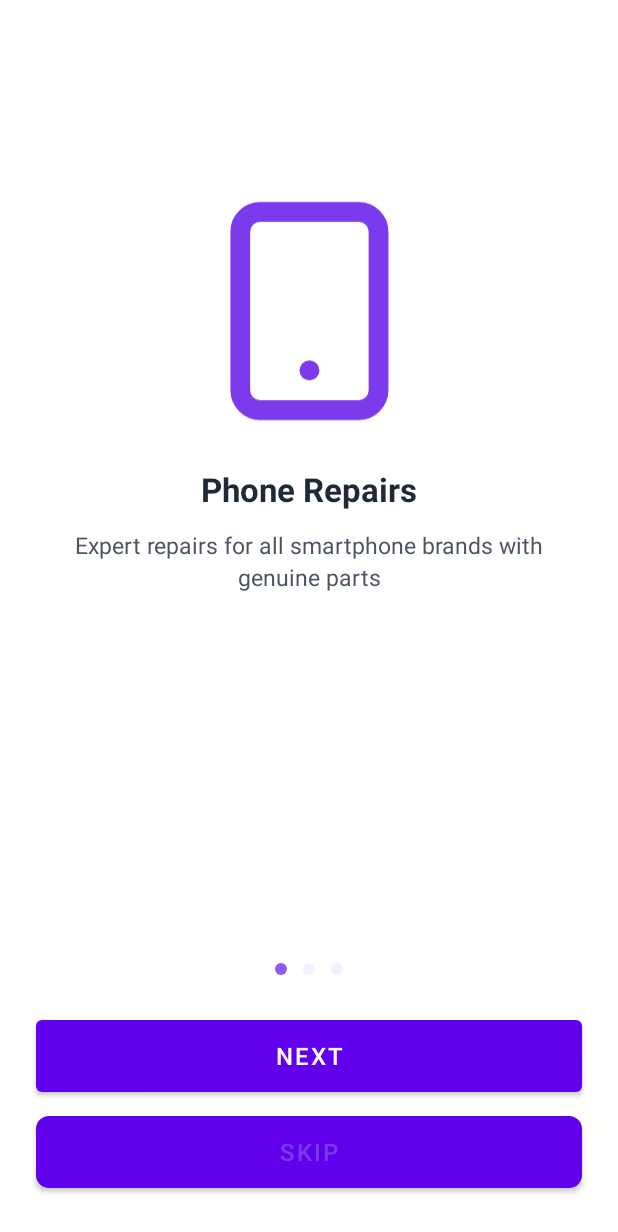
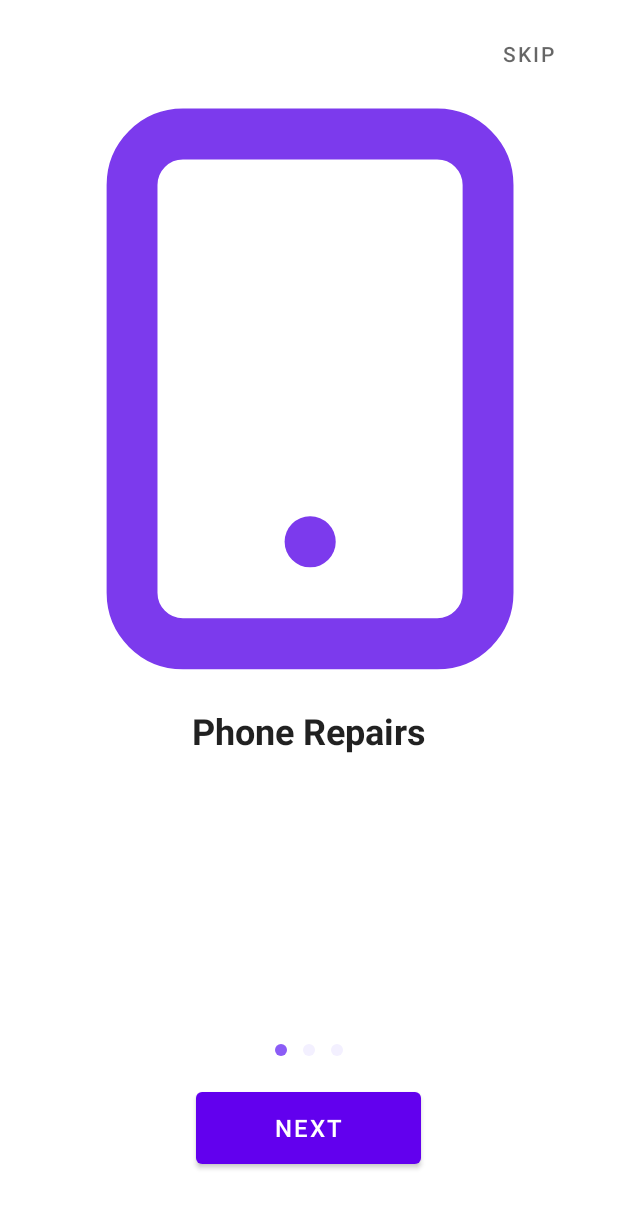
Before and after one commit to Mahathirrr/ElektroniCareBeta1, an Android app: the screen it shows after launch (OnboardingActivity), on a phone screen of 412 x 824 dp. Shown: the top 1232 px of the screen. Run offline under Robolectric (Android 15) with nearby library versions, the phone set to English and light mode, and no system bars; our stand-ins replace Firebase (no records; nobody signed in at launch, a user with empty details on screens opened directly).

Commit message:
Overhaul Onboarding experience with modern UI, animations, and improved skip functionality.
This commit implements a comprehensive redesign of your user onboarding flow:

1.  **UI Redesign (`item_onboarding.xml`, `activity_onboarding1.xml`):**
    - Individual onboarding slides (`item_onboarding.xml`) now feature a large image area (60% screen height, centerCrop) intended for immersive illustrations/photos, with improved text styling.
    - The main onboarding layout (`activity_onboarding1.xml`) now has a subtle 'SKIP' text button in the top-right corner.
    - The 'Next/Get Started' button is now centered with `wrap_content` width for a cleaner look.

2.  **Animations (`DepthPageTransformer.kt`, `fade_in.xml`, `slide_up_fade_in.xml`):**
    - Added a `DepthPageTransformer` to the ViewPager2 for engaging page transitions.
    - Implemented fade-in animations for images and slide-up-fade-in animations for text elements on each onboarding slide, with appropriate staggering and handling for RecyclerView view recycling.

3.  **Logic Updates (`OnboardingActivity.kt`):**
    - Updated `skipButton` type to `TextView` to match layout changes.
    - Confirmed navigation logic for skip/completion and SharedPreferences flag (`isFirstLaunch`) for showing onboarding only once remains correct and functional (verified in `SplashActivity.kt` as well).
    - Placeholder image resources in `onboardingPages` list are retained for you to replace with new visual assets.

```diff
--- /dev/null
+++ b/app/src/main/java/com/example/elektronicarebeta1/DepthPageTransformer.kt
@@ -0,0 +1,38 @@
+package com.example.elektronicarebeta1
+
+import android.view.View
+import androidx.viewpager2.widget.ViewPager2
+import kotlin.math.abs
+
+private const val MIN_SCALE = 0.75f
+
+class DepthPageTransformer : ViewPager2.PageTransformer {
+    override fun transformPage(view: View, position: Float) {
+        view.apply {
+            val pageWidth = width
+            when {
+                position < -1 -> { // [-Infinity,-1)
+                    alpha = 0f
+                }
+                position <= 0 -> { // [-1,0]
+                    alpha = 1f
+                    translationX = 0f
+                    translationZ = 0f
+                    scaleX = 1f
+                    scaleY = 1f
+                }
+                position <= 1 -> { // (0,1]
+                    alpha = 1 - position
+                    translationX = pageWidth * -position
+                    translationZ = -1f
+                    val scaleFactor = (MIN_SCALE + (1 - MIN_SCALE) * (1 - abs(position)))
+                    scaleX = scaleFactor
+                    scaleY = scaleFactor
+                }
+                else -> { // (1,+Infinity]
+                    alpha = 0f
+                }
+            }
+        }
+    }
+}
--- a/app/src/main/java/com/example/elektronicarebeta1/OnboardingActivity.kt
+++ b/app/src/main/java/com/example/elektronicarebeta1/OnboardingActivity.kt
@@ -5,15 +5,17 @@ import android.os.Bundle
 import android.view.View
 import android.widget.Button
 import android.widget.LinearLayout
+import android.widget.TextView // Added
 import android.widget.Toast
 import androidx.appcompat.app.AppCompatActivity
 import androidx.viewpager2.widget.ViewPager2
+import com.example.elektronicarebeta1.DepthPageTransformer
 
 class OnboardingActivity : AppCompatActivity() {
     private lateinit var viewPager: ViewPager2
     private lateinit var indicatorContainer: LinearLayout
     private lateinit var nextButton: Button
-    private lateinit var skipButton: Button
+    private lateinit var skipButton: TextView // Changed to TextView
 
     private val onboardingPages = listOf(
         OnboardingPage(
@@ -46,12 +48,13 @@ class OnboardingActivity : AppCompatActivity() {
         viewPager = findViewById(R.id.viewPager)
         indicatorContainer = findViewById(R.id.indicatorContainer)
         nextButton = findViewById(R.id.nextButton)
-        skipButton = findViewById(R.id.skipButton)
+        skipButton = findViewById<TextView>(R.id.skipButton) // Changed to TextView
     }
 
     private fun setupViewPager() {
         val adapter = OnboardingAdapter(onboardingPages)
         viewPager.adapter = adapter
+        viewPager.setPageTransformer(DepthPageTransformer())
         viewPager.isUserInputEnabled = true
 
         viewPager.registerOnPageChangeCallback(object : ViewPager2.OnPageChangeCallback() {
--- a/app/src/main/java/com/example/elektronicarebeta1/OnboardingAdapter.kt
+++ b/app/src/main/java/com/example/elektronicarebeta1/OnboardingAdapter.kt
@@ -3,6 +3,7 @@ package com.example.elektronicarebeta1
 import android.view.LayoutInflater
 import android.view.View
 import android.view.ViewGroup
+import android.view.animation.AnimationUtils
 import android.widget.ImageView
 import android.widget.TextView
 import androidx.recyclerview.widget.RecyclerView
@@ -32,6 +33,24 @@ class OnboardingAdapter(private val pages: List<OnboardingPage>) :
             imageView.setImageResource(page.imageRes)
             titleView.text = page.title
             descriptionView.text = page.description
+
+            // Clear previous animations (important for RecyclerView re-binding)
+            imageView.clearAnimation()
+            titleView.clearAnimation()
+            descriptionView.clearAnimation()
+
+            // Start animations
+            val context = itemView.context
+            val fadeIn = AnimationUtils.loadAnimation(context, R.anim.fade_in)
+            val slideUpFadeIn = AnimationUtils.loadAnimation(context, R.anim.slide_up_fade_in)
+
+            // Stagger animations
+            fadeIn.startOffset = 200 // Image fades in first
+            slideUpFadeIn.startOffset = 300 // Text slides up a bit later
+
+            imageView.startAnimation(fadeIn)
+            titleView.startAnimation(slideUpFadeIn)
+            descriptionView.startAnimation(slideUpFadeIn) // Both texts can use the same animation instance or separate if different delays needed
         }
     }
 }
--- /dev/null
+++ b/app/src/main/res/anim/fade_in.xml
@@ -0,0 +1,5 @@
+<?xml version="1.0" encoding="utf-8"?>
+<alpha xmlns:android="http://schemas.android.com/apk/res/android"
+    android:duration="500"
+    android:fromAlpha="0.0"
+    android:toAlpha="1.0" />
--- /dev/null
+++ b/app/src/main/res/anim/slide_up_fade_in.xml
@@ -0,0 +1,12 @@
+<?xml version="1.0" encoding="utf-8"?>
+<set xmlns:android="http://schemas.android.com/apk/res/android"
+    android:duration="500">
+    <translate
+        android:fromYDelta="30%p"
+        android:toYDelta="0"
+        android:interpolator="@android:anim/decelerate_interpolator"/>
+    <alpha
+        android:fromAlpha="0.0"
+        android:toAlpha="1.0"
+        android:interpolator="@android:anim/decelerate_interpolator"/>
+</set>
--- a/app/src/main/res/layout/activity_onboarding1.xml
+++ b/app/src/main/res/layout/activity_onboarding1.xml
@@ -4,7 +4,26 @@
     android:layout_width="match_parent"
     android:layout_height="match_parent"
     android:orientation="vertical"
-    android:background="#FFFFFF">
+    android:background="?android:attr/colorBackground">
+
+    <RelativeLayout
+        android:layout_width="match_parent"
+        android:layout_height="wrap_content"
+        android:paddingHorizontal="16dp"
+        android:paddingVertical="12dp">
+
+        <TextView
+            android:id="@+id/skipButton"
+            android:layout_width="wrap_content"
+            android:layout_height="wrap_content"
+            android:layout_alignParentEnd="true"
+            android:layout_centerVertical="true"
+            android:text="SKIP"
+            style="@style/Widget.MaterialComponents.Button.TextButton"
+            android:textColor="?android:attr/textColorSecondary"
+            android:background="?attr/selectableItemBackground"
+            android:padding="8dp"/>
+    </RelativeLayout>
 
     <androidx.viewpager2.widget.ViewPager2
         android:id="@+id/viewPager"
@@ -18,28 +37,19 @@
         android:layout_height="wrap_content"
         android:layout_gravity="center_horizontal"
         android:orientation="horizontal"
-        android:layout_marginBottom="30dp" />
+        android:layout_marginBottom="24dp" />
 
     <Button
         android:id="@+id/nextButton"
-        android:layout_width="match_parent"
+        android:layout_width="wrap_content"
+        android:minWidth="150dp"
         android:layout_height="wrap_content"
+        android:layout_gravity="center_horizontal"
         android:layout_marginHorizontal="24dp"
-        android:layout_marginBottom="16dp"
+        android:layout_marginBottom="48dp"
         android:background="@drawable/button_purple"
         android:text="Next"
         android:textColor="#FFFFFF"
         android:textSize="16sp" />
 
-    <Button
-        android:id="@+id/skipButton"
-        android:layout_width="match_parent"
-        android:layout_height="wrap_content"
-        android:layout_marginHorizontal="24dp"
-        android:layout_marginBottom="32dp"
-        android:background="@drawable/button_outline_white"
-        android:text="Skip"
-        android:textColor="#7C3AED"
-        android:textSize="16sp" />
-
 </LinearLayout>
--- a/app/src/main/res/layout/item_onboarding.xml
+++ b/app/src/main/res/layout/item_onboarding.xml
@@ -1,49 +1,54 @@
 <?xml version="1.0" encoding="utf-8"?>
-<LinearLayout
+<androidx.constraintlayout.widget.ConstraintLayout
     xmlns:android="http://schemas.android.com/apk/res/android"
+    xmlns:app="http://schemas.android.com/apk/res-auto"
+    xmlns:tools="http://schemas.android.com/tools"
     android:layout_width="match_parent"
     android:layout_height="match_parent"
-    android:orientation="vertical"
-    android:gravity="center"
-    android:padding="24dp"
-    android:background="#FFFFFF">
-
-    <Space
-        android:layout_width="match_parent"
-        android:layout_height="0dp"
-        android:layout_weight="0.5" />
+    android:background="?android:attr/colorBackground">
 
     <ImageView
         android:id="@+id/onboardingImage"
-        android:layout_width="160dp"
-        android:layout_height="160dp"
-        android:layout_marginBottom="24dp"
-        android:scaleType="fitCenter"
+        android:layout_width="0dp"
+        android:layout_height="0dp"
+        app:layout_constraintTop_toTopOf="parent"
+        app:layout_constraintStart_toStartOf="parent"
+        app:layout_constraintEnd_toEndOf="parent"
+        app:layout_constraintHeight_percent="0.6"
+        android:scaleType="centerCrop"
+        tools:src="@drawable/profile_placeholder"
         android:contentDescription="Onboarding illustration" />
 
     <TextView
         android:id="@+id/onboardingTitle"
-        android:layout_width="match_parent"
+        android:layout_width="0dp"
         android:layout_height="wrap_content"
-        android:textSize="22sp"
-        android:textColor="#1F2937"
+        android:layout_marginTop="24dp"
+        android:textSize="24sp"
         android:textStyle="bold"
-        android:layout_marginBottom="12dp"
-        android:gravity="center" />
+        android:textColor="?android:attr/textColorPrimary"
+        android:gravity="center"
+        app:layout_constraintTop_toBottomOf="@id/onboardingImage"
+        app:layout_constraintStart_toStartOf="parent"
+        app:layout_constraintEnd_toEndOf="parent"
+        android:layout_marginStart="32dp"
+        android:layout_marginEnd="32dp"
+        tools:text="Onboarding Title" />
 
     <TextView
         android:id="@+id/onboardingDescription"
-        android:layout_width="match_parent"
+        android:layout_width="0dp"
         android:layout_height="wrap_content"
-        android:textSize="15sp"
-        android:textColor="#4B5563"
+        android:layout_marginTop="12dp"
+        android:textSize="16sp"
+        android:textColor="?android:attr/textColorSecondary"
         android:gravity="center"
-        android:lineSpacingExtra="3dp"
-        android:layout_marginHorizontal="24dp"
-        android:layout_marginBottom="16dp" />
+        android:lineSpacingExtra="4dp"
+        app:layout_constraintTop_toBottomOf="@id/onboardingTitle"
+        app:layout_constraintStart_toStartOf="parent"
+        app:layout_constraintEnd_toEndOf="parent"
+        android:layout_marginStart="32dp"
+        android:layout_marginEnd="32dp"
+        tools:text="This is a sample description for the onboarding screen to showcase the new modern and immersive user interface." />
 
-    <Space
-        android:layout_width="match_parent"
-        android:layout_height="0dp"
-        android:layout_weight="1" />
-</LinearLayout>
+</androidx.constraintlayout.widget.ConstraintLayout>
```
